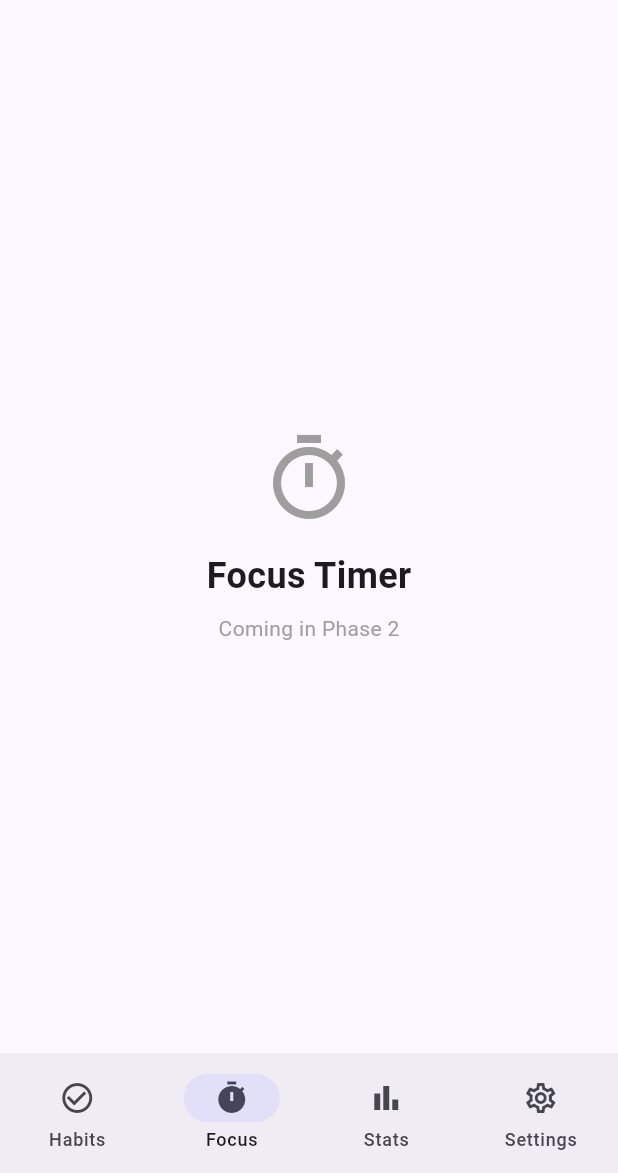
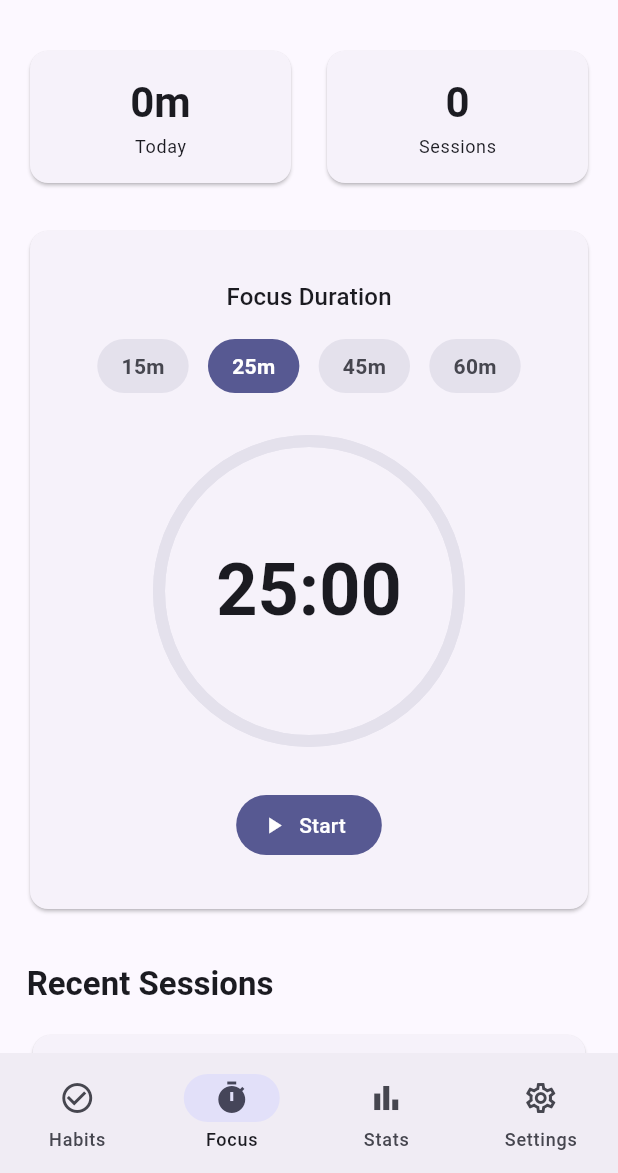
Before and after one commit to Sohaibqazi6321/Habit-it, a Flutter app: the screen it shows after launch, item 2 of the bottom bar chosen, on a phone screen of 412 x 824 dp, the part 63-1236 px from its top. Run offline on Flutter 3.47's test engine with Material 3 defaults, Android fonts, the phone set to English and light mode, and no system bars; our stand-ins replace flutter_riverpod, go_router, isar; accounts and stored records are empty; generated files the repository leaves out were written again.

Commit message:
add timmer

```diff
--- a/app/lib/features/focus/presentation/focus_screen.dart
+++ b/app/lib/features/focus/presentation/focus_screen.dart
@@ -1,33 +1,96 @@
 import 'package:flutter/material.dart';
+import 'package:flutter_riverpod/flutter_riverpod.dart';
+import 'package:habit_it/features/focus/providers/focus_provider.dart';
+import 'package:habit_it/features/focus/presentation/widgets/timer_widget.dart';
+import 'package:habit_it/features/focus/presentation/widgets/session_history.dart';
 
-class FocusScreen extends StatelessWidget {
+class FocusScreen extends ConsumerWidget {
   const FocusScreen({super.key});
 
   @override
-  Widget build(BuildContext context) {
+  Widget build(BuildContext context, WidgetRef ref) {
+    final todayFocusTime = ref.watch(todayFocusTimeProvider);
+    final todaySessionCount = ref.watch(todaySessionCountProvider);
+
     return Scaffold(
       appBar: AppBar(
         title: const Text('Focus'),
       ),
-      body: const Center(
+      body: SingleChildScrollView(
+        padding: const EdgeInsets.all(16),
         child: Column(
-          mainAxisAlignment: MainAxisAlignment.center,
           children: [
-            Icon(
-              Icons.timer_outlined,
-              size: 64,
-              color: Colors.grey,
+            // Today's stats
+            Row(
+              children: [
+                Expanded(
+                  child: Card(
+                    child: Padding(
+                      padding: const EdgeInsets.all(16),
+                      child: Column(
+                        children: [
+                          todayFocusTime.when(
+                            data: (seconds) {
+                              final minutes = seconds ~/ 60;
+                              return Text(
+                                '${minutes}m',
+                                style: Theme.of(context).textTheme.headlineMedium?.copyWith(
+                                  fontWeight: FontWeight.bold,
+                                ),
+                              );
+                            },
+                            loading: () => const CircularProgressIndicator(),
+                            error: (_, __) => const Text('--'),
+                          ),
+                          const SizedBox(height: 4),
+                          Text(
+                            'Today',
+                            style: Theme.of(context).textTheme.bodySmall,
+                          ),
+                        ],
+                      ),
+                    ),
+                  ),
+                ),
+                const SizedBox(width: 16),
+                Expanded(
+                  child: Card(
+                    child: Padding(
+                      padding: const EdgeInsets.all(16),
+                      child: Column(
+                        children: [
+                          todaySessionCount.when(
+                            data: (count) => Text(
+                              '$count',
+                              style: Theme.of(context).textTheme.headlineMedium?.copyWith(
+                                fontWeight: FontWeight.bold,
+                              ),
+                            ),
+                            loading: () => const CircularProgressIndicator(),
+                            error: (_, __) => const Text('--'),
+                          ),
+                          const SizedBox(height: 4),
+                          Text(
+                            'Sessions',
+                            style: Theme.of(context).textTheme.bodySmall,
+                          ),
+                        ],
+                      ),
+                    ),
+                  ),
+                ),
+              ],
             ),
-            SizedBox(height: 16),
-            Text(
-              'Focus Timer',
-              style: TextStyle(fontSize: 24, fontWeight: FontWeight.bold),
-            ),
-            SizedBox(height: 8),
-            Text(
-              'Coming in Phase 2',
-              style: TextStyle(color: Colors.grey),
-            ),
+
+            const SizedBox(height: 24),
+
+            // Timer widget
+            const TimerWidget(),
+
+            const SizedBox(height: 32),
+
+            // Session history
+            const SessionHistory(),
           ],
         ),
       ),
--- /dev/null
+++ b/app/lib/features/focus/presentation/widgets/session_history.dart
@@ -0,0 +1,146 @@
+import 'package:flutter/material.dart';
+import 'package:flutter_riverpod/flutter_riverpod.dart';
+import 'package:intl/intl.dart';
+import 'package:habit_it/features/focus/providers/focus_provider.dart';
+import 'package:habit_it/domain/models/focus_session.dart';
+
+class SessionHistory extends ConsumerWidget {
+  const SessionHistory({super.key});
+
+  @override
+  Widget build(BuildContext context, WidgetRef ref) {
+    final sessionsAsync = ref.watch(focusSessionsProvider);
+
+    return Column(
+      crossAxisAlignment: CrossAxisAlignment.start,
+      children: [
+        Text(
+          'Recent Sessions',
+          style: Theme.of(context).textTheme.titleLarge?.copyWith(
+            fontWeight: FontWeight.bold,
+          ),
+        ),
+        const SizedBox(height: 16),
+        sessionsAsync.when(
+          data: (sessions) {
+            if (sessions.isEmpty) {
+              return const _EmptyHistory();
+            }
+
+            // Show only completed sessions and limit to 10
+            final completedSessions = sessions
+                .where((s) => s.end != null)
+                .take(10)
+                .toList();
+
+            if (completedSessions.isEmpty) {
+              return const _EmptyHistory();
+            }
+
+            return Column(
+              children: completedSessions.map((session) {
+                return _SessionCard(session: session);
+              }).toList(),
+            );
+          },
+          loading: () => const Center(child: CircularProgressIndicator()),
+          error: (error, stack) => Center(
+            child: Text('Error loading sessions: $error'),
+          ),
+        ),
+      ],
+    );
+  }
+}
+
+class _SessionCard extends StatelessWidget {
+  final FocusSession session;
+
+  const _SessionCard({required this.session});
+
+  @override
+  Widget build(BuildContext context) {
+    final duration = session.end != null
+        ? session.end!.difference(session.start)
+        : Duration.zero;
+
+    final durationText = duration.inMinutes > 0
+        ? '${duration.inMinutes}m ${duration.inSeconds % 60}s'
+        : '${duration.inSeconds}s';
+
+    return Card(
+      margin: const EdgeInsets.only(bottom: 8),
+      child: ListTile(
+        leading: Container(
+          width: 40,
+          height: 40,
+          decoration: BoxDecoration(
+            color: Theme.of(context).colorScheme.primaryContainer,
+            borderRadius: BorderRadius.circular(20),
+          ),
+          child: Icon(
+            Icons.timer,
+            color: Theme.of(context).colorScheme.onPrimaryContainer,
+          ),
+        ),
+        title: Text(session.label),
+        subtitle: Text(
+          DateFormat('MMM d, h:mm a').format(session.start),
+        ),
+        trailing: Column(
+          mainAxisAlignment: MainAxisAlignment.center,
+          crossAxisAlignment: CrossAxisAlignment.end,
+          children: [
+            Text(
+              durationText,
+              style: Theme.of(context).textTheme.titleSmall?.copyWith(
+                fontWeight: FontWeight.bold,
+              ),
+            ),
+            if (duration.inMinutes >= session.length ~/ 60)
+              Icon(
+                Icons.check_circle,
+                color: Colors.green,
+                size: 16,
+              ),
+          ],
+        ),
+      ),
+    );
+  }
+}
+
+class _EmptyHistory extends StatelessWidget {
+  const _EmptyHistory();
+
+  @override
+  Widget build(BuildContext context) {
+    return Card(
+      child: Padding(
+        padding: const EdgeInsets.all(32),
+        child: Column(
+          children: [
+            Icon(
+              Icons.history,
+              size: 48,
+              color: Theme.of(context).colorScheme.outline,
+            ),
+            const SizedBox(height: 16),
+            Text(
+              'No sessions yet',
+              style: Theme.of(context).textTheme.titleMedium,
+            ),
+            const SizedBox(height: 8),
+            Text(
+              'Complete your first focus session to see it here',
+              textAlign: TextAlign.center,
+              style: Theme.of(context).textTheme.bodyMedium?.copyWith(
+                color: Theme.of(context).colorScheme.onSurfaceVariant,
+              ),
+            ),
+          ],
+        ),
+      ),
+    );
+  }
+}
--- /dev/null
+++ b/app/lib/features/focus/presentation/widgets/timer_widget.dart
@@ -0,0 +1,211 @@
+import 'package:flutter/material.dart';
+import 'package:flutter_riverpod/flutter_riverpod.dart';
+import 'package:habit_it/features/focus/providers/focus_provider.dart';
+
+class TimerWidget extends ConsumerWidget {
+  const TimerWidget({super.key});
+
+  @override
+  Widget build(BuildContext context, WidgetRef ref) {
+    final timerData = ref.watch(timerProvider);
+    final timerNotifier = ref.read(timerProvider.notifier);
+
+    return Card(
+      child: Padding(
+        padding: const EdgeInsets.all(32),
+        child: Column(
+          children: [
+            // Duration selector (only when idle)
+            if (timerData.timerState == TimerState.idle) ...[
+              Text(
+                'Focus Duration',
+                style: Theme.of(context).textTheme.titleMedium,
+              ),
+              const SizedBox(height: 16),
+              Row(
+                mainAxisAlignment: MainAxisAlignment.spaceEvenly,
+                children: [
+                  _DurationButton(
+                    minutes: 15,
+                    isSelected: timerData.totalSeconds == 15 * 60,
+                    onTap: () => timerNotifier.setDuration(15),
+                  ),
+                  _DurationButton(
+                    minutes: 25,
+                    isSelected: timerData.totalSeconds == 25 * 60,
+                    onTap: () => timerNotifier.setDuration(25),
+                  ),
+                  _DurationButton(
+                    minutes: 45,
+                    isSelected: timerData.totalSeconds == 45 * 60,
+                    onTap: () => timerNotifier.setDuration(45),
+                  ),
+                  _DurationButton(
+                    minutes: 60,
+                    isSelected: timerData.totalSeconds == 60 * 60,
+                    onTap: () => timerNotifier.setDuration(60),
+                  ),
+                ],
+              ),
+              const SizedBox(height: 32),
+            ],
+
+            // Circular progress indicator with timer
+            SizedBox(
+              width: 200,
+              height: 200,
+              child: Stack(
+                alignment: Alignment.center,
+                children: [
+                  // Background circle
+                  SizedBox(
+                    width: 200,
+                    height: 200,
+                    child: CircularProgressIndicator(
+                      value: 1.0,
+                      strokeWidth: 8,
+                      backgroundColor: Theme.of(context).colorScheme.surfaceVariant,
+                      valueColor: AlwaysStoppedAnimation<Color>(
+                        Theme.of(context).colorScheme.surfaceVariant,
+                      ),
+                    ),
+                  ),
+                  // Progress circle
+                  SizedBox(
+                    width: 200,
+                    height: 200,
+                    child: CircularProgressIndicator(
+                      value: timerData.progress,
+                      strokeWidth: 8,
+                      backgroundColor: Colors.transparent,
+                      valueColor: AlwaysStoppedAnimation<Color>(
+                        _getTimerColor(context, timerData.timerState),
+                      ),
+                    ),
+                  ),
+                  // Timer text
+                  Column(
+                    mainAxisAlignment: MainAxisAlignment.center,
+                    children: [
+                      Text(
+                        timerData.formattedTime,
+                        style: Theme.of(context).textTheme.headlineLarge?.copyWith(
+                          fontWeight: FontWeight.bold,
+                          fontSize: 48,
+                        ),
+                      ),
+                      if (timerData.timerState == TimerState.completed)
+                        Text(
+                          'Completed!',
+                          style: Theme.of(context).textTheme.titleMedium?.copyWith(
+                            color: Colors.green,
+                            fontWeight: FontWeight.bold,
+                          ),
+                        ),
+                    ],
+                  ),
+                ],
+              ),
+            ),
+
+            const SizedBox(height: 32),
+
+            // Control buttons
+            Row(
+              mainAxisAlignment: MainAxisAlignment.center,
+              children: [
+                if (timerData.timerState == TimerState.idle) ...[
+                  FilledButton.icon(
+                    onPressed: timerNotifier.start,
+                    icon: const Icon(Icons.play_arrow),
+                    label: const Text('Start'),
+                  ),
+                ] else if (timerData.timerState == TimerState.running) ...[
+                  FilledButton.icon(
+                    onPressed: timerNotifier.pause,
+                    icon: const Icon(Icons.pause),
+                    label: const Text('Pause'),
+                  ),
+                  const SizedBox(width: 16),
+                  OutlinedButton.icon(
+                    onPressed: timerNotifier.stop,
+                    icon: const Icon(Icons.stop),
+                    label: const Text('Stop'),
+                  ),
+                ] else if (timerData.timerState == TimerState.paused) ...[
+                  FilledButton.icon(
+                    onPressed: timerNotifier.resume,
+                    icon: const Icon(Icons.play_arrow),
+                    label: const Text('Resume'),
+                  ),
+                  const SizedBox(width: 16),
+                  OutlinedButton.icon(
+                    onPressed: timerNotifier.stop,
+                    icon: const Icon(Icons.stop),
+                    label: const Text('Stop'),
+                  ),
+                ] else if (timerData.timerState == TimerState.completed) ...[
+                  FilledButton.icon(
+                    onPressed: timerNotifier.stop,
+                    icon: const Icon(Icons.refresh),
+                    label: const Text('New Session'),
+                  ),
+                ],
+              ],
+            ),
+          ],
+        ),
+      ),
+    );
+  }
+
+  Color _getTimerColor(BuildContext context, TimerState state) {
+    switch (state) {
+      case TimerState.idle:
+        return Theme.of(context).colorScheme.primary;
+      case TimerState.running:
+        return Colors.green;
+      case TimerState.paused:
+        return Colors.orange;
+      case TimerState.completed:
+        return Colors.green;
+    }
+  }
+}
+
+class _DurationButton extends StatelessWidget {
+  final int minutes;
+  final bool isSelected;
+  final VoidCallback onTap;
+
+  const _DurationButton({
+    required this.minutes,
+    required this.isSelected,
+    required this.onTap,
+  });
+
+  @override
+  Widget build(BuildContext context) {
+    return GestureDetector(
+      onTap: onTap,
+      child: Container(
+        padding: const EdgeInsets.symmetric(horizontal: 16, vertical: 8),
+        decoration: BoxDecoration(
+          color: isSelected
+              ? Theme.of(context).colorScheme.primary
+              : Theme.of(context).colorScheme.surfaceVariant,
+          borderRadius: BorderRadius.circular(20),
+        ),
+        child: Text(
+          '${minutes}m',
+          style: TextStyle(
+            color: isSelected
+                ? Theme.of(context).colorScheme.onPrimary
+                : Theme.of(context).colorScheme.onSurfaceVariant,
+            fontWeight: FontWeight.bold,
+          ),
+        ),
+      ),
+    );
+  }
+}
```
Also changed, not shown: app/lib/data/repositories/focus_repository.dart (added, +102 -0 lines), app/lib/features/focus/providers/focus_provider.dart (added, +161 -0 lines).
